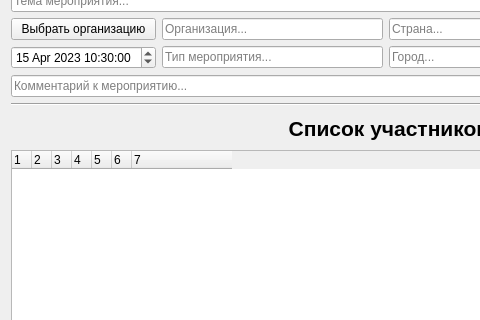
Above: Ui_designer/Ui_Event.ui from Vsesvet/FastComm before the change; both pictures show x 0 to 480 and y 83 to 403 of the 999 by 529 pixel window. Below: the same form after it.
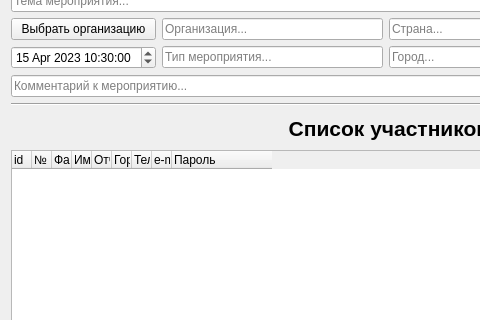
That is the form after the change.

Diff of the .ui file:
```diff
--- a/Ui_designer/Ui_Event.ui
+++ b/Ui_designer/Ui_Event.ui
@@ -253,11 +253,14 @@
    </item>
    <item row="15" column="0" rowspan="7" colspan="6">
     <widget class="QTreeWidget" name="tree_event_participants_list">
+     <property name="headerHidden">
+      <bool>false</bool>
+     </property>
      <property name="columnCount">
-      <number>7</number>
+      <number>9</number>
      </property>
      <attribute name="headerMinimumSectionSize">
-      <number>15</number>
+      <number>20</number>
      </attribute>
      <attribute name="headerDefaultSectionSize">
       <number>20</number>
@@ -270,37 +273,47 @@
      </attribute>
      <column>
       <property name="text">
-       <string>1</string>
+       <string>id</string>
       </property>
      </column>
      <column>
       <property name="text">
-       <string notr="true">2</string>
+       <string notr="true">№</string>
       </property>
      </column>
      <column>
       <property name="text">
-       <string notr="true">3</string>
+       <string notr="true">Фамилия</string>
       </property>
      </column>
      <column>
       <property name="text">
-       <string notr="true">4</string>
+       <string notr="true">Имя</string>
       </property>
      </column>
      <column>
       <property name="text">
-       <string notr="true">5</string>
+       <string notr="true">Отчество</string>
       </property>
      </column>
      <column>
       <property name="text">
-       <string notr="true">6</string>
+       <string notr="true">Город</string>
       </property>
      </column>
      <column>
       <property name="text">
-       <string notr="true">7</string>
+       <string notr="true">Телефон</string>
+      </property>
+     </column>
+     <column>
+      <property name="text">
+       <string>e-mail</string>
+      </property>
+     </column>
+     <column>
+      <property name="text">
+       <string>Пароль</string>
       </property>
      </column>
     </widget>
```
